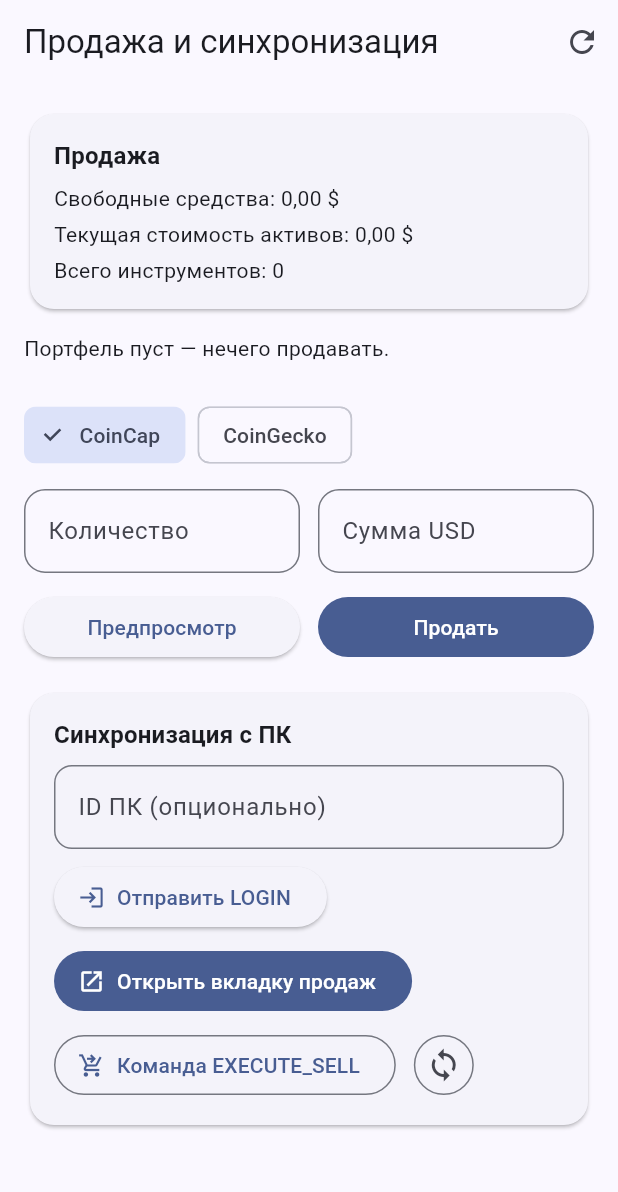
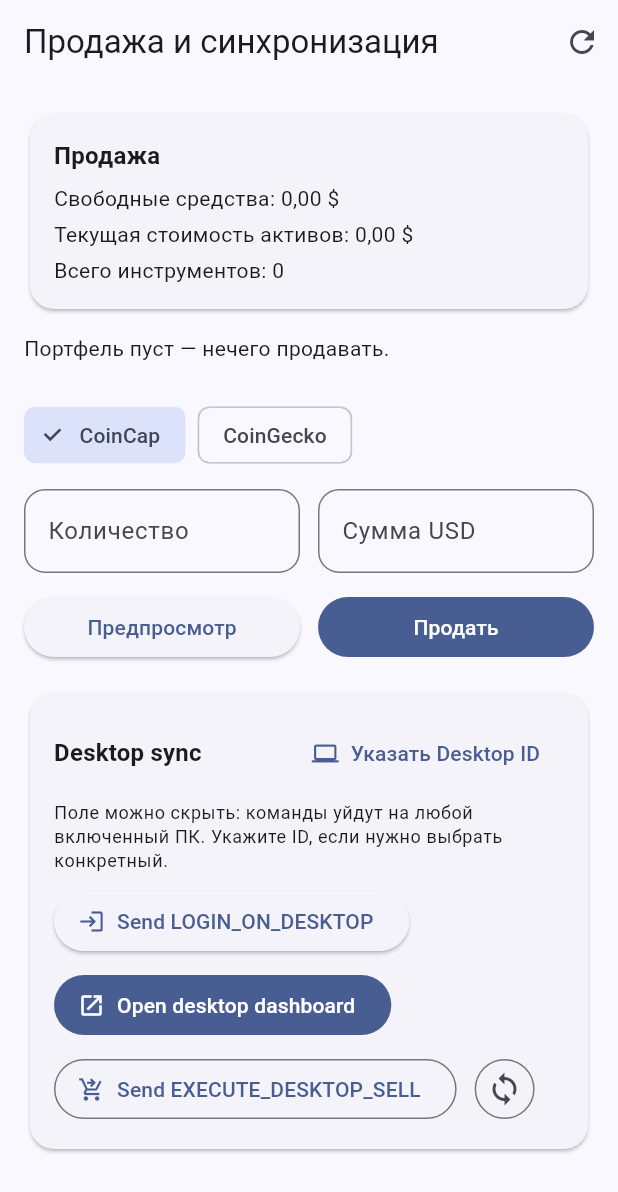
Before and after one commit to gweissj/cryptomania_frontend, a Flutter app: the SellPage screen opened directly, after a tap on "Предпросмотр", after a tap on "Продать", on a phone screen of 412 x 824 dp. Shown: the top 1192 px of the screen. Run offline on Flutter 3.47's test engine with Material 3 defaults, Android fonts, the light colour scheme and no system bars; our stand-ins replace cached_network_image, dio, flutter_riverpod, flutter_secure_storage, go_router; accounts and stored records are empty; network calls fail.

```diff
--- a/lib/src/features/sell/controllers/sell_controller.dart
+++ b/lib/src/features/sell/controllers/sell_controller.dart
@@ -77,7 +77,7 @@ class SellController extends StateNotifier<SellState> {
   Future<void> previewSell() async {
     final asset = state.selectedAsset;
     if (asset == null) {
-      state = state.copyWith(error: 'Выберите актив для продажи');
+      state = state.copyWith(error: 'Select an asset to sell');
       return;
     }
 
@@ -85,7 +85,7 @@ class SellController extends StateNotifier<SellState> {
     final amount = double.tryParse(state.amountInput.replaceAll(',', '.'));
 
     if ((quantity == null || quantity <= 0) && (amount == null || amount <= 0)) {
-      state = state.copyWith(error: 'Укажите количество или сумму продажи');
+      state = state.copyWith(error: 'Enter quantity or USD amount to sell');
       return;
     }
 
@@ -109,14 +109,14 @@ class SellController extends StateNotifier<SellState> {
   Future<void> executeSell() async {
     final asset = state.selectedAsset;
     if (asset == null) {
-      state = state.copyWith(error: 'Выберите актив для продажи');
+      state = state.copyWith(error: 'Select an asset to sell');
       return;
     }
 
     final quantity = double.tryParse(state.quantityInput.replaceAll(',', '.'));
     final amount = double.tryParse(state.amountInput.replaceAll(',', '.'));
     if ((quantity == null || quantity <= 0) && (amount == null || amount <= 0)) {
-      state = state.copyWith(error: 'Укажите количество или сумму продажи');
+      state = state.copyWith(error: 'Enter quantity or USD amount to sell');
       return;
     }
 
@@ -150,21 +150,22 @@ class SellController extends StateNotifier<SellState> {
     state = state.copyWith(commandMessage: null, commandError: null);
     final token = await _tokenStorage.readToken();
     if (token == null || token.isEmpty) {
-      state = state.copyWith(commandError: 'Нет токена для передачи на ПК');
+      state = state.copyWith(commandError: 'Token not found. Please log in first.');
       return;
     }
 
     await _dispatchCommand(
-      action: 'LOGIN',
+      action: 'LOGIN_ON_DESKTOP',
       payload: {'access_token': token},
       targetDeviceId: targetDeviceId,
+      ttlSeconds: 90,
     );
   }
 
   Future<void> dispatchSellCommand({String? targetDeviceId}) async {
     final asset = state.selectedAsset;
     if (asset == null) {
-      state = state.copyWith(commandError: 'Выберите актив перед отправкой команды');
+      state = state.copyWith(commandError: 'Select an asset before dispatching sell');
       return;
     }
 
@@ -172,12 +173,12 @@ class SellController extends StateNotifier<SellState> {
     final amount = double.tryParse(state.amountInput.replaceAll(',', '.'));
 
     if ((quantity == null || quantity <= 0) && (amount == null || amount <= 0)) {
-      state = state.copyWith(commandError: 'Заполните количество или сумму для продажи');
+      state = state.copyWith(commandError: 'Provide quantity or USD amount for sell');
       return;
     }
 
     await _dispatchCommand(
-      action: 'EXECUTE_SELL',
+      action: 'EXECUTE_DESKTOP_SELL',
       payload: {
         'asset_id': asset.id,
         if (quantity != null) 'quantity': quantity,
@@ -185,14 +186,16 @@ class SellController extends StateNotifier<SellState> {
         'source': state.priceSource,
       },
       targetDeviceId: targetDeviceId,
+      ttlSeconds: 120,
     );
   }
 
-  Future<void> dispatchOpenSellView({String? targetDeviceId}) async {
+  Future<void> dispatchOpenDesktopDashboard({String? targetDeviceId}) async {
     await _dispatchCommand(
-      action: 'OPEN_SELL_VIEW',
-      payload: {'tab': 'sell'},
+      action: 'OPEN_DESKTOP_DASHBOARD',
+      payload: {'view': 'sell'},
       targetDeviceId: targetDeviceId,
+      ttlSeconds: 120,
     );
   }
 
@@ -224,6 +227,7 @@ class SellController extends StateNotifier<SellState> {
     required String action,
     Map<String, dynamic>? payload,
     String? targetDeviceId,
+    int ttlSeconds = 60,
   }) async {
     state = state.copyWith(commandMessage: null, commandError: null, isSendingCommand: true);
     try {
@@ -231,10 +235,11 @@ class SellController extends StateNotifier<SellState> {
         action: action,
         payload: payload,
         targetDeviceId: targetDeviceId,
+        ttlSeconds: ttlSeconds,
       );
       state = state.copyWith(
         isSendingCommand: false,
-        commandMessage: 'Команда отправлена на ПК',
+        commandMessage: 'Command sent to server',
       );
     } catch (error) {
       state = state.copyWith(
--- a/lib/src/features/sell/views/sell_page.dart
+++ b/lib/src/features/sell/views/sell_page.dart
@@ -18,6 +18,18 @@ class _SellPageState extends ConsumerState<SellPage> {
   final _quantityController = TextEditingController();
   final _amountController = TextEditingController();
   final _targetDeviceController = TextEditingController();
+  bool _isDesktopIdFieldVisible = false;
+
+  String? _currentTargetDeviceId() {
+    final trimmed = _targetDeviceController.text.trim();
+    return trimmed.isEmpty ? null : trimmed;
+  }
+
+  void _toggleDesktopIdField() {
+    setState(() {
+      _isDesktopIdFieldVisible = !_isDesktopIdFieldVisible;
+    });
+  }
 
   @override
   void dispose() {
@@ -157,20 +169,21 @@ class _SellPageState extends ConsumerState<SellPage> {
               _SyncPanel(
                 controller: _targetDeviceController,
                 state: state,
+                showDeviceInput: _isDesktopIdFieldVisible,
+                onToggleDeviceInput: _toggleDesktopIdField,
                 onSendLogin: () => ref
                     .read(sellControllerProvider.notifier)
-                    .dispatchLoginCommand(targetDeviceId: _targetDeviceController.text),
-                onSendOpen: () => ref
+                    .dispatchLoginCommand(targetDeviceId: _currentTargetDeviceId()),
+                onOpenDashboard: () => ref
                     .read(sellControllerProvider.notifier)
-                    .dispatchOpenSellView(targetDeviceId: _targetDeviceController.text),
+                    .dispatchOpenDesktopDashboard(
+                    targetDeviceId: _currentTargetDeviceId()),
                 onSendSell: () => ref
                     .read(sellControllerProvider.notifier)
-                    .dispatchSellCommand(targetDeviceId: _targetDeviceController.text),
+                    .dispatchSellCommand(targetDeviceId: _currentTargetDeviceId()),
                 onPoll: () => ref.read(sellControllerProvider.notifier).pollCommands(
                   targetDevice: 'desktop',
-                      targetDeviceId: _targetDeviceController.text.isEmpty
-                          ? null
-                          : _targetDeviceController.text,
+                  targetDeviceId: _currentTargetDeviceId(),
                 ),
                 onAck: (id, status) =>
                     ref.read(sellControllerProvider.notifier).acknowledgeCommand(id, status),
@@ -466,8 +479,10 @@ class _SyncPanel extends StatelessWidget {
   const _SyncPanel({
     required this.controller,
     required this.state,
+    required this.showDeviceInput,
+    required this.onToggleDeviceInput,
     required this.onSendLogin,
-    required this.onSendOpen,
+    required this.onOpenDashboard,
     required this.onSendSell,
     required this.onPoll,
     required this.onAck,
@@ -475,8 +490,10 @@ class _SyncPanel extends StatelessWidget {
 
   final TextEditingController controller;
   final SellState state;
+  final bool showDeviceInput;
+  final VoidCallback onToggleDeviceInput;
   final VoidCallback onSendLogin;
-  final VoidCallback onSendOpen;
+  final VoidCallback onOpenDashboard;
   final VoidCallback onSendSell;
   final VoidCallback onPoll;
   final void Function(int id, String status) onAck;
@@ -490,42 +507,60 @@ class _SyncPanel extends StatelessWidget {
         child: Column(
           crossAxisAlignment: CrossAxisAlignment.start,
           children: [
+            Row(
+              children: [
                 Text(
-              'Синхронизация с ПК',
+                  'Desktop sync',
                   style: Theme.of(context).textTheme.titleMedium?.copyWith(
                     fontWeight: FontWeight.w700,
                   ),
                 ),
+                const Spacer(),
+                TextButton.icon(
+                  onPressed: onToggleDeviceInput,
+                  icon: Icon(showDeviceInput ? Icons.visibility_off : Icons.computer),
+                  label: Text(showDeviceInput ? 'Скрыть Desktop ID' : 'Указать Desktop ID'),
+                ),
+              ],
+            ),
             const SizedBox(height: 8),
+            if (showDeviceInput) ...[
               TextField(
                 controller: controller,
                 decoration: InputDecoration(
-                labelText: 'ID ПК (опционально)',
+                  labelText: 'Desktop ID (leave empty for any PC)',
                   border: OutlineInputBorder(borderRadius: BorderRadius.circular(12)),
                 ),
               ),
               const SizedBox(height: 8),
+            ] else ...[
+              Text(
+                'Поле можно скрыть: команды уйдут на любой включенный ПК. Укажите ID, если нужно выбрать конкретный.',
+                style: Theme.of(context).textTheme.bodySmall,
+              ),
+              const SizedBox(height: 8),
+            ],
             Wrap(
               spacing: 8,
               runSpacing: 8,
               children: [
                 ElevatedButton.icon(
                   icon: const Icon(Icons.login),
-                  label: const Text('Отправить LOGIN'),
+                  label: const Text('Send LOGIN_ON_DESKTOP'),
                   onPressed: state.isSendingCommand ? null : onSendLogin,
                 ),
                 FilledButton.icon(
                   icon: const Icon(Icons.open_in_new),
-                  label: const Text('Открыть вкладку продаж'),
-                  onPressed: state.isSendingCommand ? null : onSendOpen,
+                  label: const Text('Open desktop dashboard'),
+                  onPressed: state.isSendingCommand ? null : onOpenDashboard,
                 ),
                 OutlinedButton.icon(
                   icon: const Icon(Icons.shopping_cart_checkout),
-                  label: const Text('Команда EXECUTE_SELL'),
+                  label: const Text('Send EXECUTE_DESKTOP_SELL'),
                   onPressed: state.isSendingCommand ? null : onSendSell,
                 ),
                 IconButton.outlined(
-                  tooltip: 'Получить команды для ПК',
+                  tooltip: 'Poll commands for desktop',
                   icon: const Icon(Icons.sync),
                   onPressed: state.isSendingCommand ? null : onPoll,
                 ),
@@ -534,7 +569,7 @@ class _SyncPanel extends StatelessWidget {
             if (state.pendingCommands.isNotEmpty) ...[
               const SizedBox(height: 10),
               Text(
-                'Ожидающие команды (debug для ПК клиента):',
+                'Pending commands (debug view):',
                 style: Theme.of(context).textTheme.bodyMedium,
               ),
               ...state.pendingCommands.map(
```
Lines whose indentation alone changed are shown as unchanged.
